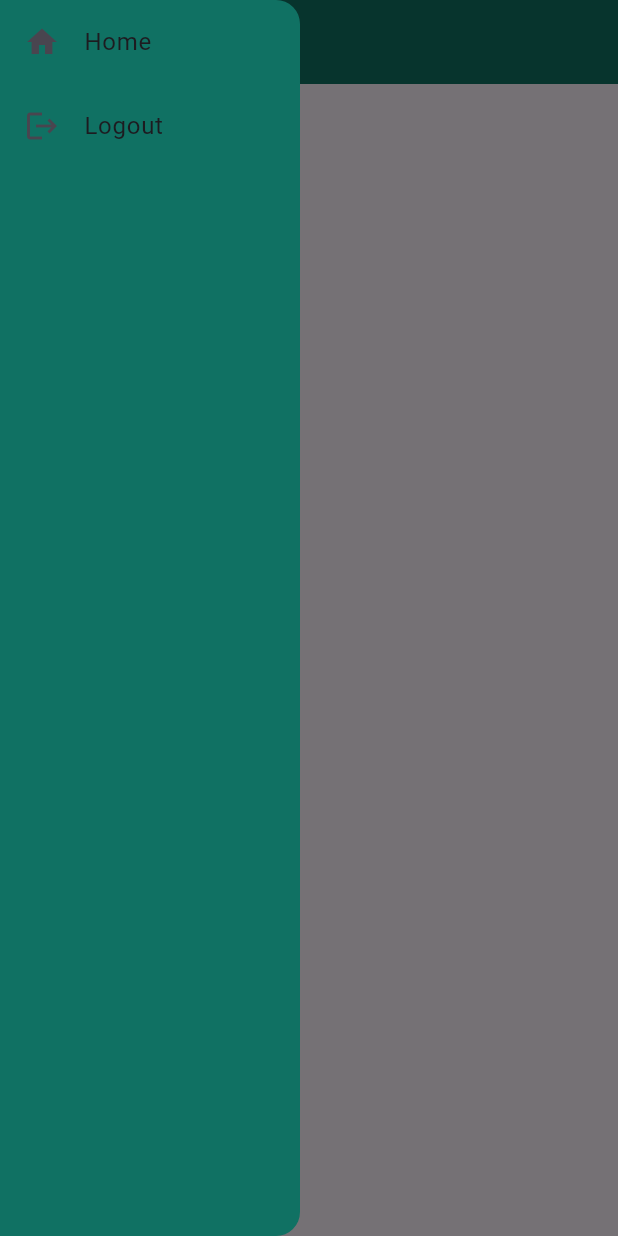
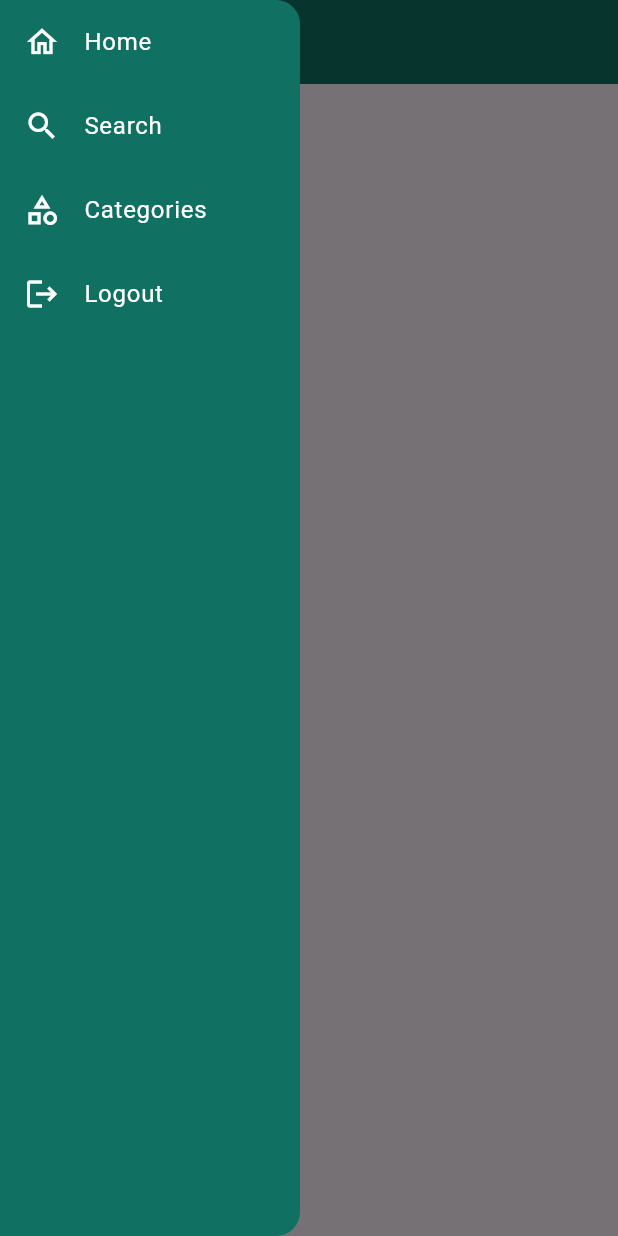
Before and after one commit to Emad-Nasri/pharmacy-app, a Flutter app: the HomePage screen opened directly, with the side drawer open, on a phone screen of 412 x 824 dp. Run offline on Flutter 3.47's test engine with Material 3 defaults, Android fonts, the phone set to English and light mode, and no system bars; our stand-ins replace get.

```diff
--- /dev/null
+++ b/lib/components/my_drawer.dart
@@ -0,0 +1,37 @@
+import 'package:flutter/material.dart';
+import 'package:pharmacy_app/components/my_list_tile.dart';
+import 'package:pharmacy_app/pages/home_page.dart';
+import 'package:pharmacy_app/pages/login.dart';
+import 'package:pharmacy_app/pages/search_page.dart';
+
+class MyDrawer extends StatelessWidget {
+  const MyDrawer({super.key});
+
+  @override
+  Widget build(BuildContext context) {
+    return ListView(
+      children: const [
+        MyListTile(
+          title: 'Home',
+          icon: Icons.home_outlined,
+          page: HomePage(),
+        ),
+        MyListTile(
+          title: 'Search',
+          icon: Icons.search,
+          page: SearchPage(),
+        ),
+        MyListTile(
+          title: 'Categories',
+          icon: Icons.category_outlined,
+          page: LoginPage(), //Category_page(),
+        ),
+        MyListTile(
+          title: 'Logout',
+          icon: Icons.logout,
+          page: LoginPage(),
+        ),
+      ],
+    );
+  }
+}
--- a/lib/components/my_list_tile.dart
+++ b/lib/components/my_list_tile.dart
@@ -13,8 +13,11 @@ class MyListTile extends StatelessWidget {
   Widget build(BuildContext context) {
     return ListTile(
       onTap: () => Get.to(page),
-      leading: Icon(icon),
-      title: Text(title),
+      leading: Icon(
+        icon,
+        color: Colors.white,
+      ),
+      title: Text(title, style: const TextStyle(color: Colors.white)),
     );
   }
 }
--- a/lib/pages/home_page.dart
+++ b/lib/pages/home_page.dart
@@ -1,6 +1,5 @@
 import 'package:flutter/material.dart';
-import 'package:pharmacy_app/components/my_list_tile.dart';
-import 'package:pharmacy_app/pages/login.dart';
+import 'package:pharmacy_app/components/my_drawer.dart';
 
 class HomePage extends StatelessWidget {
   const HomePage({super.key});
@@ -8,27 +7,21 @@ class HomePage extends StatelessWidget {
   @override
   Widget build(BuildContext context) {
     return Scaffold(
-      drawer: Drawer(
+      drawer: const Drawer(
         width: 200,
-        backgroundColor: const Color(0xff107163),
-        child: ListView(
-          children: const [
-            MyListTile(
-              title: 'Home',
-              icon: Icons.home,
-              page: HomePage(),
-            ),
-            MyListTile(
-              title: 'Logout',
-              icon: Icons.logout,
-              page: LoginPage(),
-            ),
-          ],
-        ),
+        backgroundColor: Color(0xff107163),
+        child: MyDrawer(),
       ),
       appBar: AppBar(
         backgroundColor: const Color(0xff107163),
         iconTheme: const IconThemeData(color: Colors.white),
+        title: const Text(
+          'Home',
+          style: TextStyle(color: Colors.white),
+        ),
+      ),
+      body: ListView(
+        children: [],
       ),
     );
   }
--- a/pubspec.yaml
+++ b/pubspec.yaml
@@ -36,6 +36,7 @@ dependencies:
   # The following adds the Cupertino Icons font to your application.
   # Use with the CupertinoIcons class for iOS style icons.
   cupertino_icons: ^1.0.8
+  http: ^1.4.0
 
 dev_dependencies:
   flutter_test:
```
Also changed, not shown: lib/helpers/http_helper.dart (added, +85 -0 lines), lib/pages/login.dart (+6 -1 lines), lib/pages/search_page.dart (added, +103 -0 lines), lib/services/auth_service.dart (added, +22 -0 lines), pubspec.lock, 4 other files.
